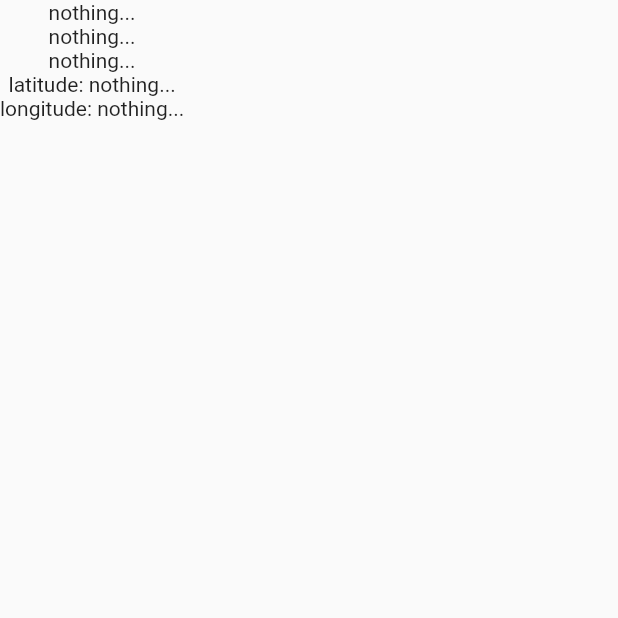
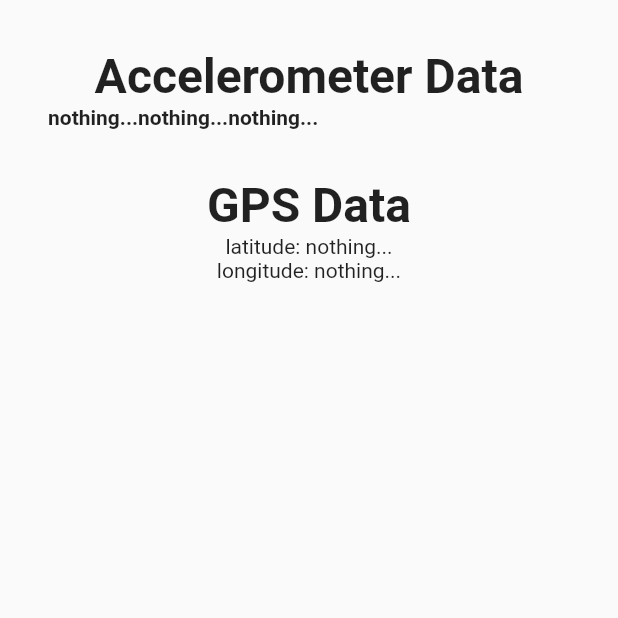
Before and after one commit to jumper385/ewb_monitoring, a Flutter app: the screen it shows after launch, on a phone screen of 412 x 824 dp, the top half of it. Run offline on Flutter 3.47's test engine with Material 2 defaults, Android fonts, the phone set to English and light mode, and no system bars; our stand-ins replace geolocator, sensors.

Commit message:
added typography

```diff
--- a/lib/main.dart
+++ b/lib/main.dart
@@ -34,7 +34,7 @@ class _AsyncTestState extends State<AsyncTest> {
   double _x, _y, _z = 0;
 
   void getData() async {
-    Timer.periodic(Duration(seconds: 3), (timer) {
+    Timer.periodic(Duration(milliseconds: 100), (timer) {
       setState(() {
         _x = x;
         _y = y;
@@ -59,12 +59,38 @@ class _AsyncTestState extends State<AsyncTest> {
   @override
   Widget build(BuildContext context) {
     return Container(
-      child: Column(
-        children: [
-          Text(_x != null ? "x: " + _x.toStringAsFixed(3) : 'nothing...'),
-          Text(_y != null ? "y: " + _y.toStringAsFixed(3) : 'nothing...'),
-          Text(_z != null ? "z: " + _z.toStringAsFixed(3) : 'nothing...'),
-        ],
+      child: Padding(
+        padding: const EdgeInsets.all(32),
+        child: Column(
+          children: [
+            Text(
+              "Accelerometer Data",
+              style: TextStyle(fontWeight: FontWeight.bold, fontSize: 32),
+            ),
+            Row(
+              children: [
+                Center(
+                  child: Text(
+                    _x != null ? "x: " + _x.toStringAsFixed(3) : 'nothing...',
+                    style: TextStyle(fontWeight: FontWeight.bold),
+                  ),
+                ),
+                Center(
+                  child: Text(
+                    _y != null ? "y: " + _y.toStringAsFixed(3) : 'nothing...',
+                    style: TextStyle(fontWeight: FontWeight.bold),
+                  ),
+                ),
+                Center(
+                  child: Text(
+                    _z != null ? "z: " + _z.toStringAsFixed(3) : 'nothing...',
+                    style: TextStyle(fontWeight: FontWeight.bold),
+                  ),
+                ),
+              ],
+            )
+          ],
+        ),
       ),
     );
   }
@@ -80,7 +106,7 @@ class GPSDataState extends State<GPSData> {
   Position posStream;
 
   void delayed() {
-    Timer.periodic(Duration(seconds: 3), (timer) {
+    Timer.periodic(Duration(milliseconds: 100), (timer) {
       currPos = posStream;
     });
   }
@@ -101,6 +127,10 @@ class GPSDataState extends State<GPSData> {
     return Container(
       child: Column(
         children: [
+          Text(
+            "GPS Data",
+            style: TextStyle(fontWeight: FontWeight.bold, fontSize: 32),
+          ),
           Text("latitude: " +
               (currPos != null ? currPos.latitude.toString() : 'nothing...')),
           Text("longitude: " +
```
